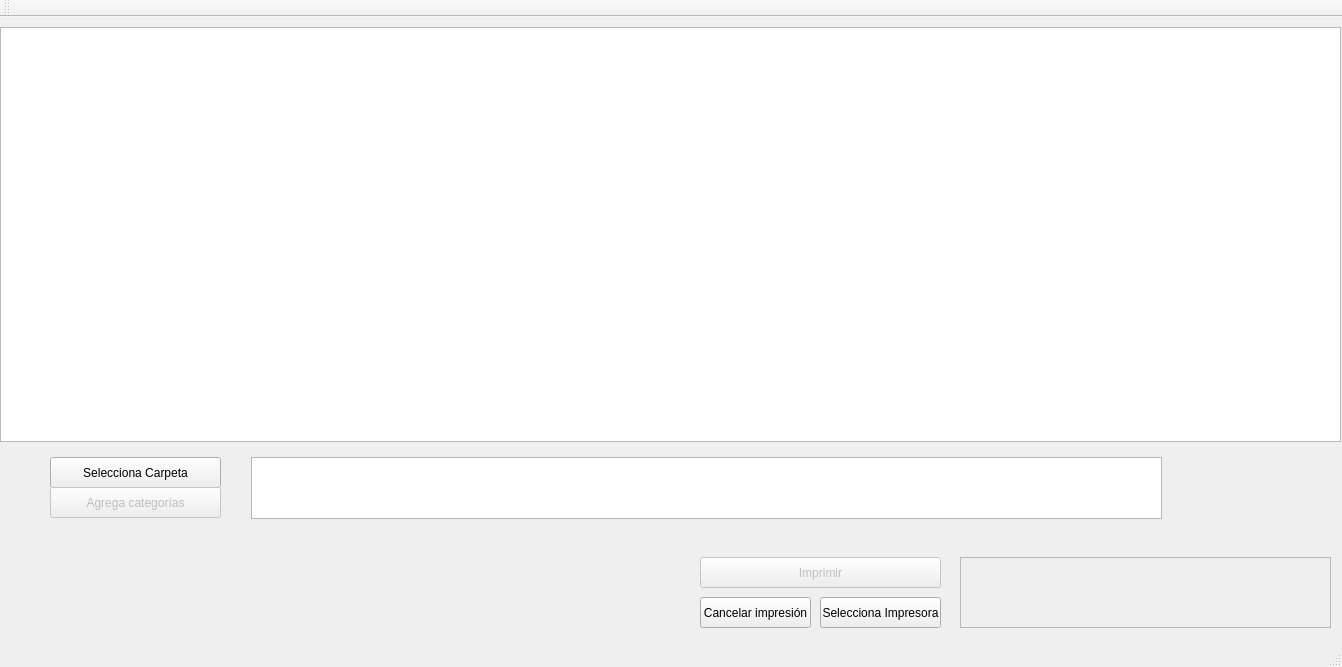
Above: mainwindowV2.ui from serranoycandela/huiini before the change. Below: the same form after it.
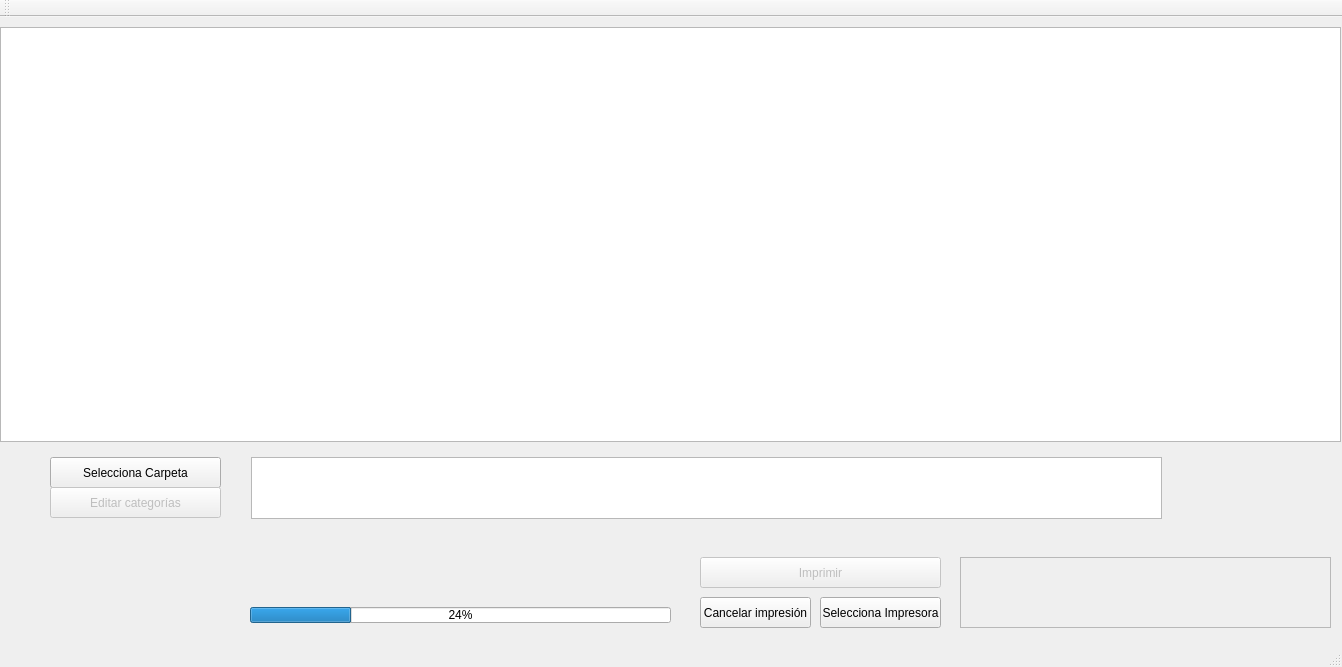
That is the form after the change.

```diff
--- a/mainwindowV2.ui
+++ b/mainwindowV2.ui
@@ -165,7 +165,7 @@
      </rect>
     </property>
     <property name="text">
-     <string>Agrega categorías</string>
+     <string>Editar categorías</string>
     </property>
    </widget>
    <widget class="QPushButton" name="botonCancela">
@@ -181,6 +181,19 @@
      <string>Cancelar impresión</string>
     </property>
    </widget>
+   <widget class="QProgressBar" name="progressBar">
+    <property name="geometry">
+     <rect>
+      <x>250</x>
+      <y>590</y>
+      <width>421</width>
+      <height>16</height>
+     </rect>
+    </property>
+    <property name="value">
+     <number>24</number>
+    </property>
+   </widget>
   </widget>
   <widget class="QMenuBar" name="menuBar">
    <property name="geometry">
```
